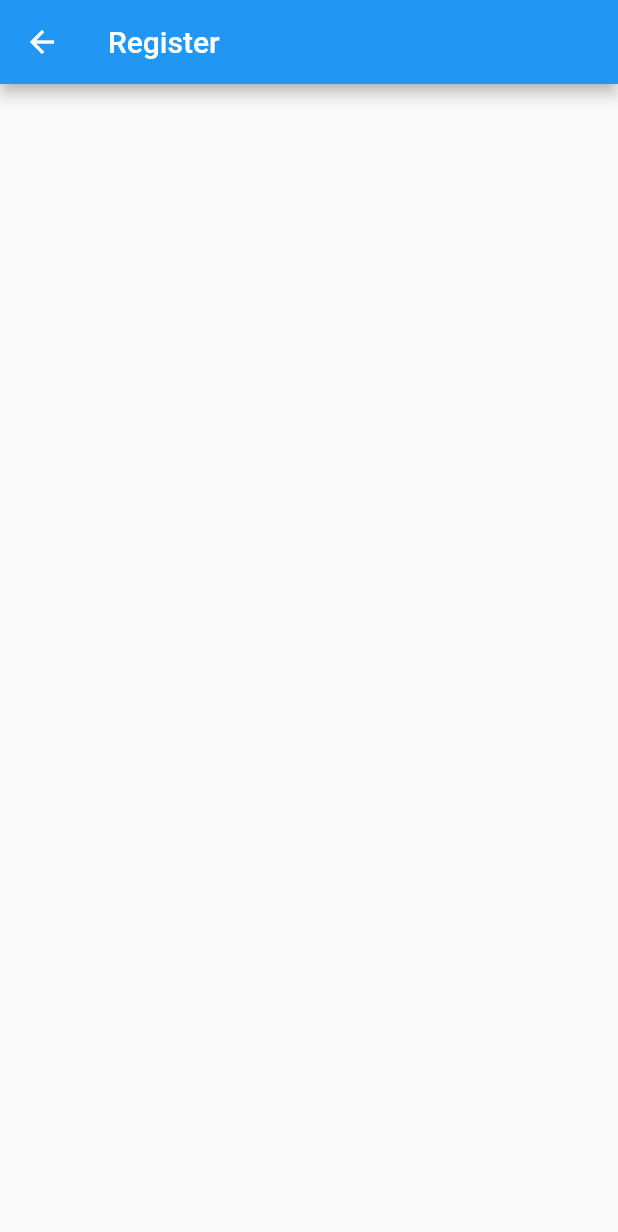
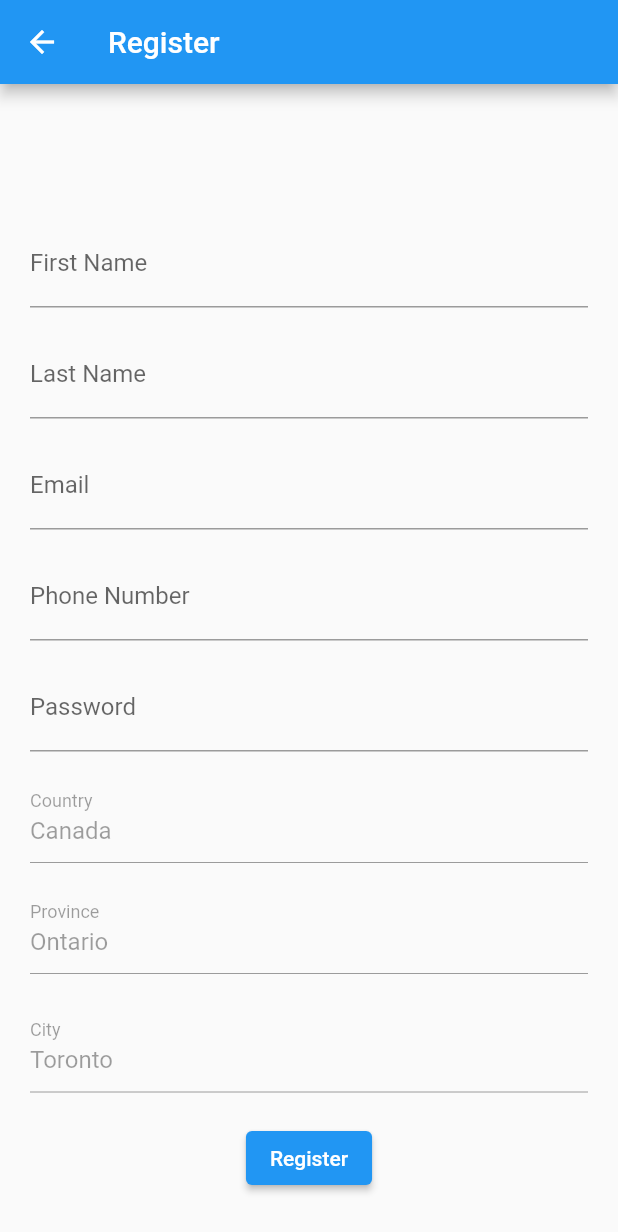
Before and after one commit to AmitVethuson/Restauranter, a Flutter app: the register screen opened directly, on a phone screen of 412 x 824 dp. Shown: the top 1232 px of the screen. Run offline on Flutter 3.47's test engine with Material 2 defaults, Android fonts, the phone set to English and light mode, and no system bars.

Commit message:
Updated Register w/Vashist

```diff
--- a/restaraunt_app/lib/register.dart
+++ b/restaraunt_app/lib/register.dart
@@ -1,13 +1,136 @@
 import 'package:flutter/material.dart';
 
 class register extends StatelessWidget {
-  const register({ Key? key }) : super(key: key);
+  const register({Key? key}) : super(key: key);
 
   @override
   Widget build(BuildContext context) {
     return Scaffold(
-      appBar: AppBar(title: Text("Register"),),
-
+      appBar: AppBar(
+        title: Text("Register"),
+      ),
+      body: registerForm(),
     );
   }
 }
+
+class registerForm extends StatefulWidget {
+  const registerForm({Key? key}) : super(key: key);
+
+  @override
+  _registerForm createState() => _registerForm();
+}
+
+class _registerForm extends State<registerForm> {
+  final GlobalKey<FormState> _formKey = GlobalKey<FormState>();
+  @override
+  Widget build(BuildContext context) {
+    return Container(
+        padding: EdgeInsets.all(20),
+        child: Form(
+          key: _formKey,
+          child: Column(
+            children: [
+              SizedBox(
+                height: 70,
+              ),
+              //email text form
+              TextFormField(
+                decoration: InputDecoration(labelText: "First Name"),
+                validator: (value) {
+                  if (value == null || value.isEmpty || !value.contains("@")) {
+                    return "No Input";
+                  } else {
+                    return null;
+                  }
+                },
+              ),
+              SizedBox(
+                height: 15,
+              ),
+              TextFormField(
+                decoration: InputDecoration(labelText: "Last Name"),
+                validator: (value) {
+                  if (value == null || value.isEmpty || !value.contains("@")) {
+                    return "No Input";
+                  } else {
+                    return null;
+                  }
+                },
+              ),
+              SizedBox(
+                height: 15,
+              ),
+              TextFormField(
+                decoration: InputDecoration(labelText: "Email"),
+                validator: (value) {
+                  if (value == null || value.isEmpty || !value.contains("@")) {
+                    return "No Input";
+                  } else {
+                    return null;
+                  }
+                },
+              ),
+              SizedBox(
+                height: 15,
+              ),
+              TextFormField(
+                decoration: InputDecoration(labelText: "Phone Number"),
+                validator: (value) {
+                  if (value == null || value.isEmpty || !value.contains("@")) {
+                    return "No Input";
+                  } else {
+                    return null;
+                  }
+                },
+              ),
+              SizedBox(
+                height: 15,
+              ),
+              TextFormField(
+                decoration: InputDecoration(labelText: "Password"),
+                validator: (value) {
+                  if (value == null || value.isEmpty || !value.contains("@")) {
+                    return "No Input";
+                  } else {
+                    return null;
+                  }
+                },
+              ),
+              SizedBox(
+                height: 15,
+              ),
+              TextFormField(
+                enabled: false,
+                initialValue: 'Canada',
+                decoration: InputDecoration(labelText: "Country"),
+                validator: (value) {},
+              ),
+              SizedBox(
+                height: 15,
+              ),
+              //password text form
+              TextFormField(
+                enabled: false,
+                initialValue: 'Ontario',
+                decoration: InputDecoration(labelText: "Province"),
+                validator: (value) {},
+              ),
+              SizedBox(
+                height: 20,
+              ),
+              TextFormField(
+                enabled: false,
+                initialValue: 'Toronto',
+                decoration: InputDecoration(labelText: "City"),
+                validator: (value) {},
+              ),
+              SizedBox(
+                height: 20,
+              ),
+              ElevatedButton(onPressed: () {}, child: Text("Register"))
+            ],
+          ),
+        ));
+  }
+}
```
